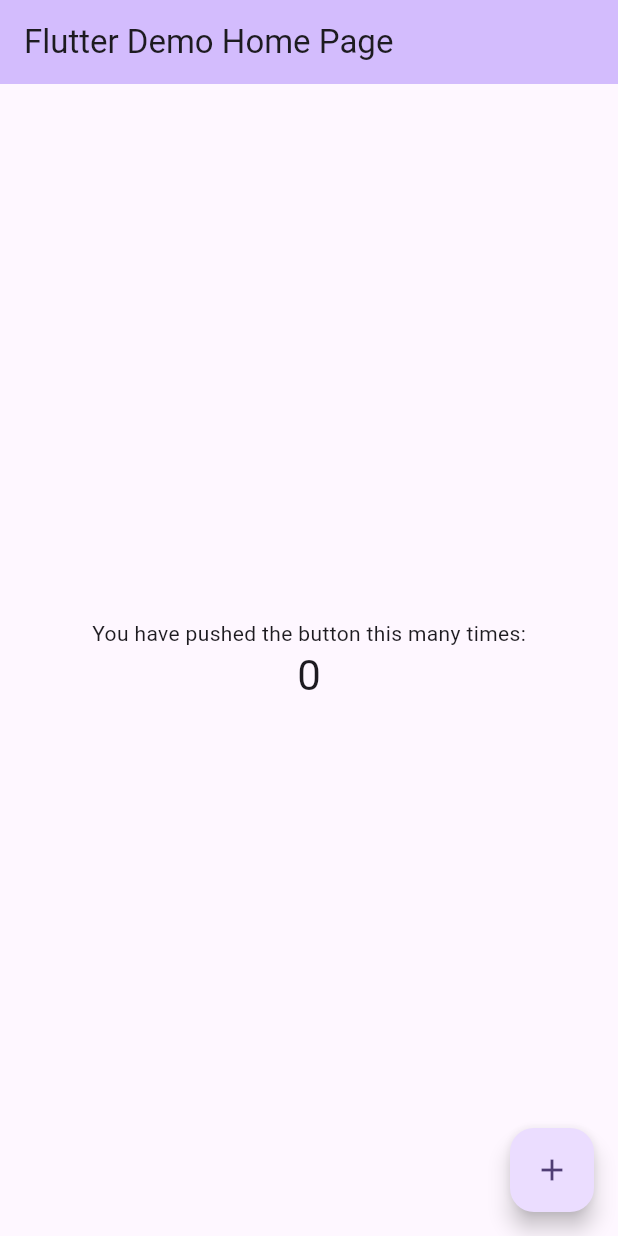
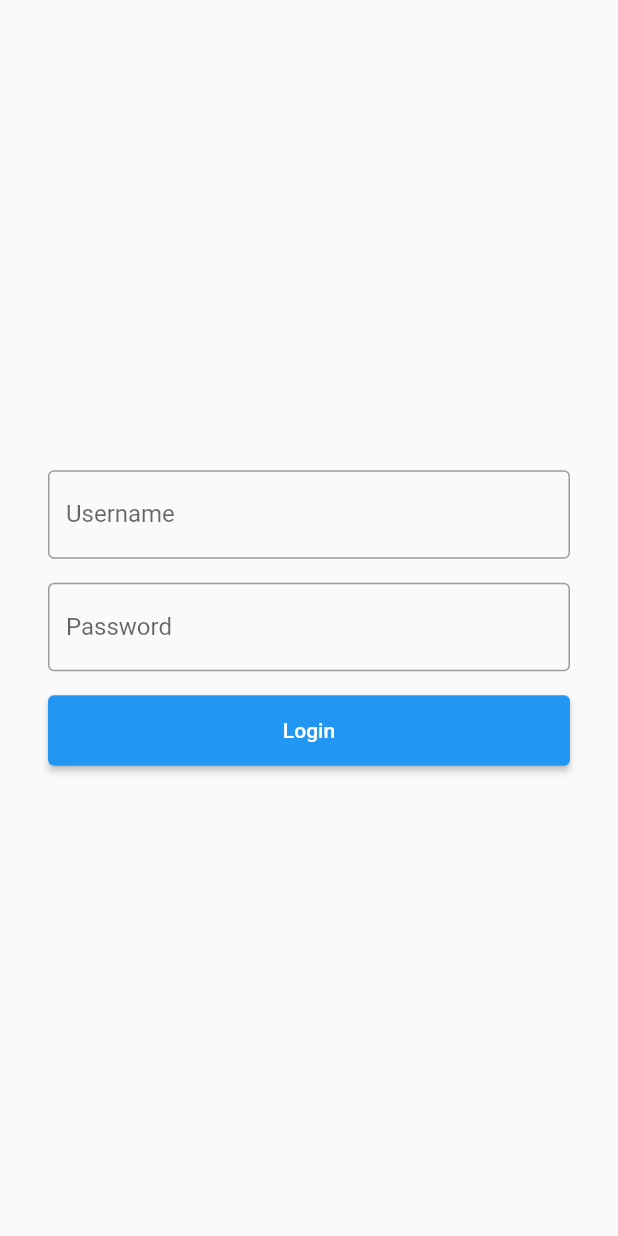
Before and after one commit to Kyusans/flutter-e-commerce, a Flutter app: the screen it shows after launch, on a phone screen of 412 x 824 dp. Run offline on Flutter 3.47's test engine with Material 2 defaults, Android fonts, the phone set to English and light mode, and no system bars.

Commit message:
added login.dart

```diff
--- /dev/null
+++ b/lib/login.dart
@@ -0,0 +1,59 @@
+import 'package:flutter/material.dart';
+
+class Login extends StatefulWidget {
+  const Login({Key? key}) : super(key: key);
+
+  @override
+  _LoginState createState() => _LoginState();
+}
+
+class _LoginState extends State<Login> {
+  final TextEditingController _username = TextEditingController();
+  final TextEditingController _password = TextEditingController();
+  final GlobalKey<FormState> _formKey = GlobalKey<FormState>();
+  @override
+  Widget build(BuildContext context) {
+    return Form(
+      key: _formKey,
+      child: Container(
+        margin: const EdgeInsets.all(16),
+        padding: const EdgeInsets.all(16),
+        child: Column(
+          mainAxisAlignment: MainAxisAlignment.center,
+          children: [
+            TextFormField(
+              controller: _username,
+              decoration: const InputDecoration(
+                border: OutlineInputBorder(),
+                labelText: "Username",
+              ),
+              validator: (value) {
+                return value == null || value.isEmpty ? "This field is required" : null;
+              },
+            ),
+            const SizedBox(height: 16),
+            TextFormField(
+              controller: _password,
+              decoration: const InputDecoration(
+                border: OutlineInputBorder(),
+                labelText: "Password",
+              ),
+              validator: (value) {
+                return value == null || value.isEmpty ? "This field is required" : null;
+              },
+            ),
+            const SizedBox(height: 16),
+            SizedBox(
+              width: double.infinity,
+              height: 47,
+              child: ElevatedButton(
+                onPressed: () {},
+                child: const Text("Login"),
+              ),
+            )
+          ],
+        ),
+      ),
+    );
+  }
+}
--- a/lib/main.dart
+++ b/lib/main.dart
@@ -1,3 +1,4 @@
+import 'package:ecommerce/login.dart';
 import 'package:flutter/material.dart';
 
 void main() {
@@ -7,119 +8,21 @@ void main() {
 class MyApp extends StatelessWidget {
   const MyApp({super.key});
 
-  // This widget is the root of your application.
   @override
   Widget build(BuildContext context) {
-    return MaterialApp(
-      title: 'Flutter Demo',
-      theme: ThemeData(
-        // This is the theme of your application.
-        //
-        // TRY THIS: Try running your application with "flutter run". You'll see
-        // the application has a blue toolbar. Then, without quitting the app,
-        // try changing the seedColor in the colorScheme below to Colors.green
-        // and then invoke "hot reload" (save your changes or press the "hot
-        // reload" button in a Flutter-supported IDE, or press "r" if you used
-        // the command line to start the app).
-        //
-        // Notice that the counter didn't reset back to zero; the application
-        // state is not lost during the reload. To reset the state, use hot
-        // restart instead.
-        //
-        // This works for code too, not just values: Most code changes can be
-        // tested with just a hot reload.
-        colorScheme: ColorScheme.fromSeed(seedColor: Colors.deepPurple),
-        useMaterial3: true,
-      ),
-      home: const MyHomePage(title: 'Flutter Demo Home Page'),
+    return const MaterialApp(
+      home: Main(),
     );
   }
 }
 
-class MyHomePage extends StatefulWidget {
-  const MyHomePage({super.key, required this.title});
-
-  // This widget is the home page of your application. It is stateful, meaning
-  // that it has a State object (defined below) that contains fields that affect
-  // how it looks.
-
-  // This class is the configuration for the state. It holds the values (in this
-  // case the title) provided by the parent (in this case the App widget) and
-  // used by the build method of the State. Fields in a Widget subclass are
-  // always marked "final".
-
-  final String title;
-
-  @override
-  State<MyHomePage> createState() => _MyHomePageState();
-}
-
-class _MyHomePageState extends State<MyHomePage> {
-  int _counter = 0;
-
-  void _incrementCounter() {
-    setState(() {
-      // This call to setState tells the Flutter framework that something has
-      // changed in this State, which causes it to rerun the build method below
-      // so that the display can reflect the updated values. If we changed
-      // _counter without calling setState(), then the build method would not be
-      // called again, and so nothing would appear to happen.
-      _counter++;
-    });
-  }
+class Main extends StatelessWidget {
+  const Main({Key? key}) : super(key: key);
 
   @override
   Widget build(BuildContext context) {
-    // This method is rerun every time setState is called, for instance as done
-    // by the _incrementCounter method above.
-    //
-    // The Flutter framework has been optimized to make rerunning build methods
-    // fast, so that you can just rebuild anything that needs updating rather
-    // than having to individually change instances of widgets.
-    return Scaffold(
-      appBar: AppBar(
-        // TRY THIS: Try changing the color here to a specific color (to
-        // Colors.amber, perhaps?) and trigger a hot reload to see the AppBar
-        // change color while the other colors stay the same.
-        backgroundColor: Theme.of(context).colorScheme.inversePrimary,
-        // Here we take the value from the MyHomePage object that was created by
-        // the App.build method, and use it to set our appbar title.
-        title: Text(widget.title),
-      ),
-      body: Center(
-        // Center is a layout widget. It takes a single child and positions it
-        // in the middle of the parent.
-        child: Column(
-          // Column is also a layout widget. It takes a list of children and
-          // arranges them vertically. By default, it sizes itself to fit its
-          // children horizontally, and tries to be as tall as its parent.
-          //
-          // Column has various properties to control how it sizes itself and
-          // how it positions its children. Here we use mainAxisAlignment to
-          // center the children vertically; the main axis here is the vertical
-          // axis because Columns are vertical (the cross axis would be
-          // horizontal).
-          //
-          // TRY THIS: Invoke "debug painting" (choose the "Toggle Debug Paint"
-          // action in the IDE, or press "p" in the console), to see the
-          // wireframe for each widget.
-          mainAxisAlignment: MainAxisAlignment.center,
-          children: <Widget>[
-            const Text(
-              'You have pushed the button this many times:',
-            ),
-            Text(
-              '$_counter',
-              style: Theme.of(context).textTheme.headlineMedium,
-            ),
-          ],
-        ),
-      ),
-      floatingActionButton: FloatingActionButton(
-        onPressed: _incrementCounter,
-        tooltip: 'Increment',
-        child: const Icon(Icons.add),
-      ), // This trailing comma makes auto-formatting nicer for build methods.
+    return const Scaffold(
+      body: Login(),
     );
   }
 }
```
